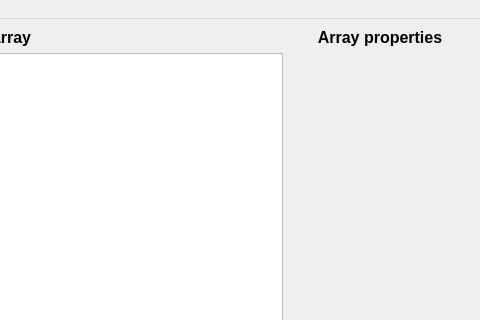
Above: config/shmimview.ui from fmartinache/xaosim before the change; both pictures show x 309 to 789 and y 0 to 320 of the 789 by 489 pixel window. Below: the same form after it.
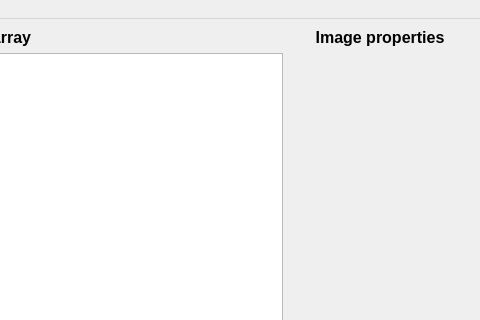
That is the form after the change. Custom widgets are drawn as their Qt base class.

Commit message: git synchro test on scexao

The edit to the form file:
```diff
--- a/config/shmimview.ui
+++ b/config/shmimview.ui
@@ -76,7 +76,7 @@
              </font>
             </property>
             <property name="text">
-             <string>Array properties</string>
+             <string>Image properties</string>
             </property>
             <property name="alignment">
              <set>Qt::AlignCenter</set>
```
